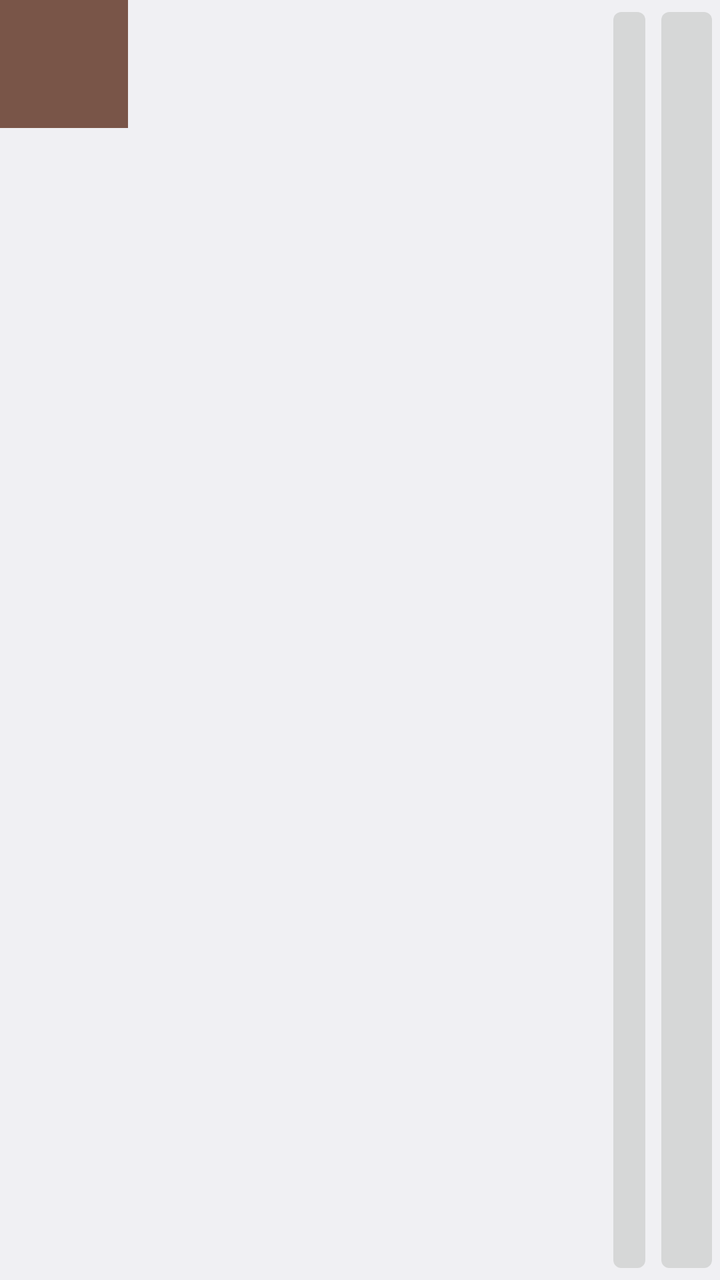
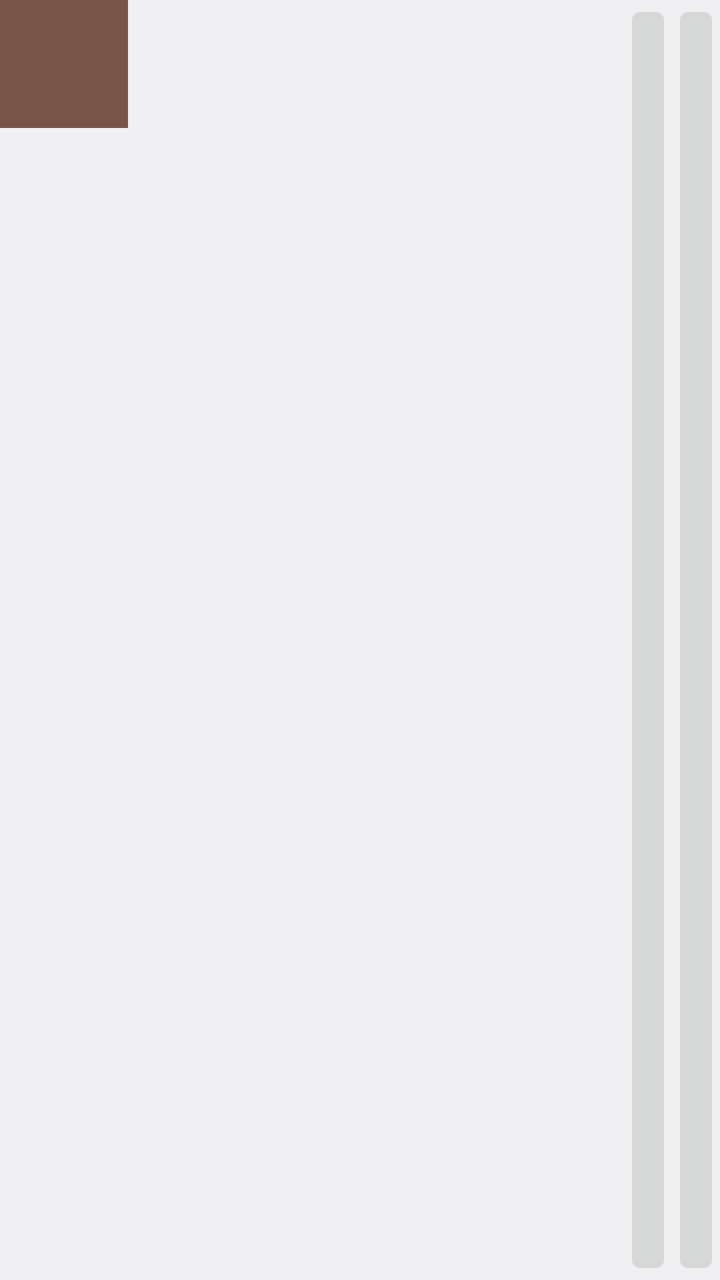

Two renders of the same Android screen: before a commit and after it. Below are the layout's source before the change and the commit's diff.
<!-- AndroidManifest.xml: application theme Theme -->
<!-- res/layout/notification.xml -->
<?xml version="1.0" encoding="utf-8"?>
<LinearLayout xmlns:android="http://schemas.android.com/apk/res/android"
             android:layout_width="match_parent"
             android:layout_height="64dp"
              android:orientation="horizontal"
    >
    <ImageView
        android:id="@+id/notification_icon"
        android:scaleType="fitCenter"
        android:background="@color/primary_500"
        android:layout_width="64dp"
        android:layout_height="64dp"
        android:layout_weight="0"/>
    <LinearLayout
        android:id="@+id/notification_main_column"
        android:layout_width="match_parent"
        android:layout_height="match_parent"
        android:layout_gravity="top"
        android:orientation="vertical"
        android:layout_weight="1"
        >
        <TextView
            android:id="@+id/notification_title"
            android:layout_width="wrap_content"
            android:layout_height="wrap_content" />
        <TextView
            android:id="@+id/notification_text"
            android:layout_width="wrap_content"
            android:layout_height="wrap_content" />
    </LinearLayout>
    <ImageButton
        android:id="@+id/rotate_left_button"
        android:scaleType="fitCenter"
        android:layout_width="wrap_content"
        android:layout_height="match_parent"
        android:layout_weight="0"/>
    <ImageButton
        android:id="@+id/rotate_right_button"
        android:scaleType="fitCenter"
        android:layout_width="100px"
        android:layout_height="match_parent"
        android:layout_weight="0"/>
</LinearLayout>
<!-- resources referenced by this layout -->
<resources>
  <color name="primary_500">#795548</color>
  <style name="Theme" parent="@android:style/Theme.DeviceDefault.Light.DarkActionBar">
  		<item name="android:actionBarStyle">@style/Theme.ActionBar</item>
  	</style>
  <style name="Theme.ActionBar" parent="android:Widget.DeviceDefault.Light.ActionBar.Solid">
  		<item name="android:titleTextStyle">@style/Theme.ActionBar.TitleTextStyle</item>
  		<item name="android:background">@color/primary_500</item>
  	</style>
  <style name="Theme.ActionBar.TitleTextStyle" parent="android:TextAppearance.DeviceDefault.Widget.ActionBar.Title">
  		<item name="android:textColor">@android:color/white</item>
  	</style>
</resources>

<!-- the commit's change to res/layout/notification.xml (unified diff, before → after) -->
@@ -37,7 +37,7 @@
     <ImageButton
         android:id="@+id/rotate_right_button"
         android:scaleType="fitCenter"
-        android:layout_width="100px"
+        android:layout_width="wrap_content"
         android:layout_height="match_parent"
         android:layout_weight="0"/>
 </LinearLayout>
